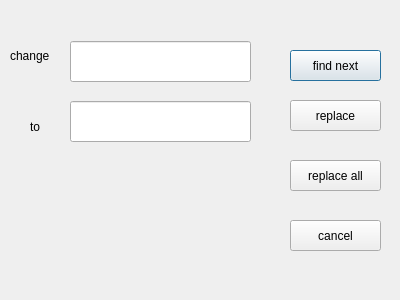
First picture: the form in hws word/replacedialog.ui, repository hsw-team/hsw, before the edit.
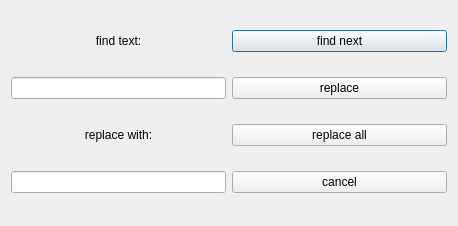
Second picture: the form after the edit.

The edit to the form file:
```diff
--- a/hws word/replacedialog.ui
+++ b/hws word/replacedialog.ui
@@ -6,21 +6,47 @@
    <rect>
     <x>0</x>
     <y>0</y>
-    <width>400</width>
-    <height>300</height>
+    <width>458</width>
+    <height>226</height>
    </rect>
   </property>
   <property name="windowTitle">
    <string>Dialog</string>
   </property>
+  <layout class="QGridLayout" name="gridLayout">
+   <item row="2" column="0">
+    <widget class="QLineEdit" name="findEdit">
+     <property name="sizePolicy">
+      <sizepolicy hsizetype="MinimumExpanding" vsizetype="Fixed">
+       <horstretch>0</horstretch>
+       <verstretch>0</verstretch>
+      </sizepolicy>
+     </property>
+    </widget>
+   </item>
+   <item row="1" column="0">
+    <widget class="QLabel" name="label">
+     <property name="sizePolicy">
+      <sizepolicy hsizetype="Preferred" vsizetype="Fixed">
+       <horstretch>0</horstretch>
+       <verstretch>0</verstretch>
+      </sizepolicy>
+     </property>
+     <property name="styleSheet">
+      <string notr="true">font: 9pt &quot;Consolas&quot;;</string>
+     </property>
+     <property name="text">
+      <string>&lt;html&gt;&lt;head/&gt;&lt;body&gt;&lt;p align=&quot;center&quot;&gt;find text:&lt;/p&gt;&lt;/body&gt;&lt;/html&gt;</string>
+     </property>
+    </widget>
+   </item>
+   <item row="1" column="1">
   <widget class="QPushButton" name="findButton">
-   <property name="geometry">
-    <rect>
-     <x>290</x>
-     <y>50</y>
-     <width>91</width>
-     <height>31</height>
-    </rect>
+     <property name="sizePolicy">
+      <sizepolicy hsizetype="Expanding" vsizetype="Maximum">
+       <horstretch>0</horstretch>
+       <verstretch>0</verstretch>
+      </sizepolicy>
    </property>
    <property name="styleSheet">
     <string notr="true">font: 9pt &quot;Consolas&quot;;</string>
@@ -29,14 +55,24 @@
     <string>find next</string>
    </property>
   </widget>
+   </item>
+   <item row="6" column="0">
+    <widget class="QLineEdit" name="replaceEdit">
+     <property name="sizePolicy">
+      <sizepolicy hsizetype="Expanding" vsizetype="Fixed">
+       <horstretch>0</horstretch>
+       <verstretch>0</verstretch>
+      </sizepolicy>
+     </property>
+    </widget>
+   </item>
+   <item row="2" column="1">
   <widget class="QPushButton" name="replaceButton">
-   <property name="geometry">
-    <rect>
-     <x>290</x>
-     <y>100</y>
-     <width>91</width>
-     <height>31</height>
-    </rect>
+     <property name="sizePolicy">
+      <sizepolicy hsizetype="Expanding" vsizetype="Minimum">
+       <horstretch>0</horstretch>
+       <verstretch>0</verstretch>
+      </sizepolicy>
    </property>
    <property name="styleSheet">
     <string notr="true">font: 9pt &quot;Consolas&quot;;</string>
@@ -45,30 +81,14 @@
     <string>replace</string>
    </property>
   </widget>
-  <widget class="QPushButton" name="replaceAllButton">
-   <property name="geometry">
-    <rect>
-     <x>290</x>
-     <y>160</y>
-     <width>91</width>
-     <height>31</height>
-    </rect>
-   </property>
-   <property name="styleSheet">
-    <string notr="true">font: 8pt &quot;Consolas&quot;;</string>
-   </property>
-   <property name="text">
-    <string>replace all</string>
-   </property>
-  </widget>
+   </item>
+   <item row="6" column="1">
   <widget class="QPushButton" name="cancelButton">
-   <property name="geometry">
-    <rect>
-     <x>290</x>
-     <y>220</y>
-     <width>91</width>
-     <height>31</height>
-    </rect>
+     <property name="sizePolicy">
+      <sizepolicy hsizetype="Expanding" vsizetype="Minimum">
+       <horstretch>0</horstretch>
+       <verstretch>0</verstretch>
+      </sizepolicy>
    </property>
    <property name="styleSheet">
     <string notr="true">font: 9pt &quot;Consolas&quot;;</string>
@@ -77,58 +97,49 @@
     <string>cancel</string>
    </property>
   </widget>
-  <widget class="QLineEdit" name="findEdit">
-   <property name="geometry">
-    <rect>
-     <x>70</x>
-     <y>41</y>
-     <width>181</width>
-     <height>41</height>
-    </rect>
-   </property>
-  </widget>
-  <widget class="QLineEdit" name="replaceEdit">
-   <property name="geometry">
-    <rect>
-     <x>70</x>
-     <y>101</y>
-     <width>181</width>
-     <height>41</height>
-    </rect>
-   </property>
-  </widget>
-  <widget class="QLabel" name="label">
-   <property name="geometry">
-    <rect>
-     <x>10</x>
-     <y>40</y>
-     <width>63</width>
-     <height>31</height>
-    </rect>
-   </property>
-   <property name="styleSheet">
-    <string notr="true">font: 9pt &quot;Consolas&quot;;</string>
-   </property>
-   <property name="text">
-    <string>change</string>
-   </property>
-  </widget>
+   </item>
+   <item row="4" column="0">
   <widget class="QLabel" name="label_2">
-   <property name="geometry">
-    <rect>
-     <x>30</x>
-     <y>120</y>
-     <width>63</width>
-     <height>14</height>
-    </rect>
+     <property name="enabled">
+      <bool>true</bool>
+     </property>
+     <property name="sizePolicy">
+      <sizepolicy hsizetype="Preferred" vsizetype="Fixed">
+       <horstretch>0</horstretch>
+       <verstretch>0</verstretch>
+      </sizepolicy>
    </property>
    <property name="styleSheet">
     <string notr="true">font: 9pt &quot;Consolas&quot;;</string>
    </property>
    <property name="text">
-    <string>to</string>
-   </property>
-  </widget>
+      <string>&lt;html&gt;&lt;head/&gt;&lt;body&gt;&lt;p align=&quot;center&quot;&gt;replace with:&lt;/p&gt;&lt;/body&gt;&lt;/html&gt;</string>
+     </property>
+    </widget>
+   </item>
+   <item row="4" column="1">
+    <widget class="QPushButton" name="replaceAllButton">
+     <property name="sizePolicy">
+      <sizepolicy hsizetype="Expanding" vsizetype="Maximum">
+       <horstretch>0</horstretch>
+       <verstretch>0</verstretch>
+      </sizepolicy>
+     </property>
+     <property name="minimumSize">
+      <size>
+       <width>0</width>
+       <height>18</height>
+      </size>
+     </property>
+     <property name="styleSheet">
+      <string notr="true">font: 8pt &quot;Consolas&quot;;</string>
+     </property>
+     <property name="text">
+      <string>replace all</string>
+     </property>
+    </widget>
+   </item>
+  </layout>
  </widget>
  <resources/>
  <connections/>
```
Lines whose indentation alone changed are shown as unchanged.
